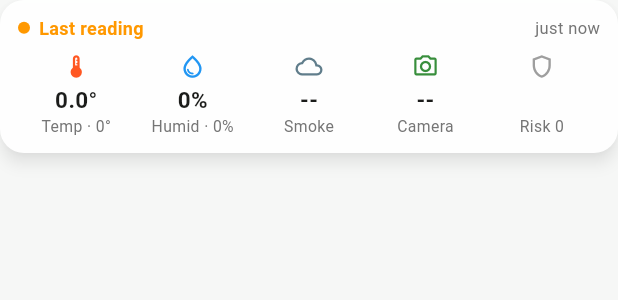
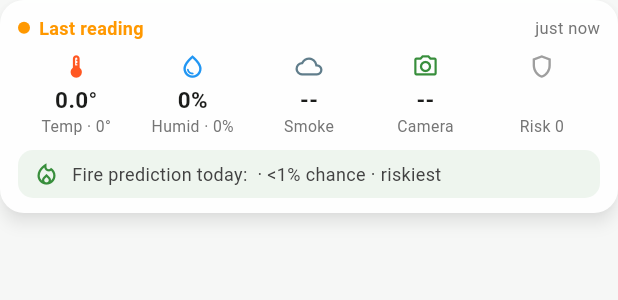
Before and after one commit to surendar-77/forest-fire-monitor-source, a Flutter app: the LiveOverlayStrip widget shown alone on an empty page, opened directly with empty values, on a phone screen of 412 x 824 dp. Shown: the top 300 px of the screen. Run offline on Flutter 3.47's test engine with Material 3 defaults, Android fonts, the phone set to English and light mode, and no system bars; our stand-ins replace audioplayers, cloud_firestore, connectivity_plus, csv, firebase_auth, firebase_core and 12 more; missing offline and left inert: dart:js_interop; accounts and stored records are empty.

Commit message:
Map panel: show today's ML fire prediction and riskiest hour

```diff
--- a/lib/widgets/live_overlay_strip.dart
+++ b/lib/widgets/live_overlay_strip.dart
@@ -195,10 +195,73 @@ class _LiveOverlayStripState extends State<LiveOverlayStrip> {
                 ),
               ],
             ),
+            if (node.danger != null) ...[
+              const SizedBox(height: 8),
+              _firePrediction(node.danger!),
+            ],
           ],
         ),
       ),
     );
+  }
+
+  /// The ML fire-danger prediction for today and the riskiest hour ahead.
+  Widget _firePrediction(FireDanger danger) {
+    final color = _dangerColor(danger.level);
+    final peak = danger.peak;
+    final riskyPeak = peak != null && peak.level != 'LOW';
+    final chance = danger.chance;
+    return Container(
+      padding: const EdgeInsets.symmetric(horizontal: 10, vertical: 7),
+      decoration: BoxDecoration(
+        color: color.withValues(alpha: 0.08),
+        borderRadius: BorderRadius.circular(10),
+      ),
+      child: Row(
+        children: [
+          Icon(Icons.local_fire_department_outlined, size: 18, color: color),
+          const SizedBox(width: 8),
+          Expanded(
+            child: Text.rich(
+              TextSpan(
+                children: [
+                  const TextSpan(text: 'Fire prediction today: '),
+                  TextSpan(
+                    text: levelLabel(danger.level),
+                    style: TextStyle(fontWeight: FontWeight.w700, color: color),
+                  ),
+                  if (chance != null)
+                    TextSpan(
+                      text:
+                          ' · ${chance < 0.01 ? '<1' : (chance * 100).toStringAsFixed(0)}% chance',
+                    ),
+                  TextSpan(
+                    text: riskyPeak
+                        ? ' · riskiest ${hourLabel12(peak.hourLabel)}'
+                        : ' · no risky hours ahead',
+                  ),
+                ],
+              ),
+              style: TextStyle(fontSize: 12, color: Colors.grey.shade800),
+              maxLines: 2,
+            ),
+          ),
+        ],
+      ),
+    );
+  }
+
+  static Color _dangerColor(String level) {
+    switch (level) {
+      case 'HIGH':
+      case 'VERY HIGH':
+        return Colors.red.shade700;
+      case 'MEDIUM':
+      case 'MODERATE':
+        return Colors.orange.shade800;
+      default:
+        return Colors.green.shade700;
+    }
   }
 
   Widget _tile(IconData icon, Color color, String value, String label) {
```
